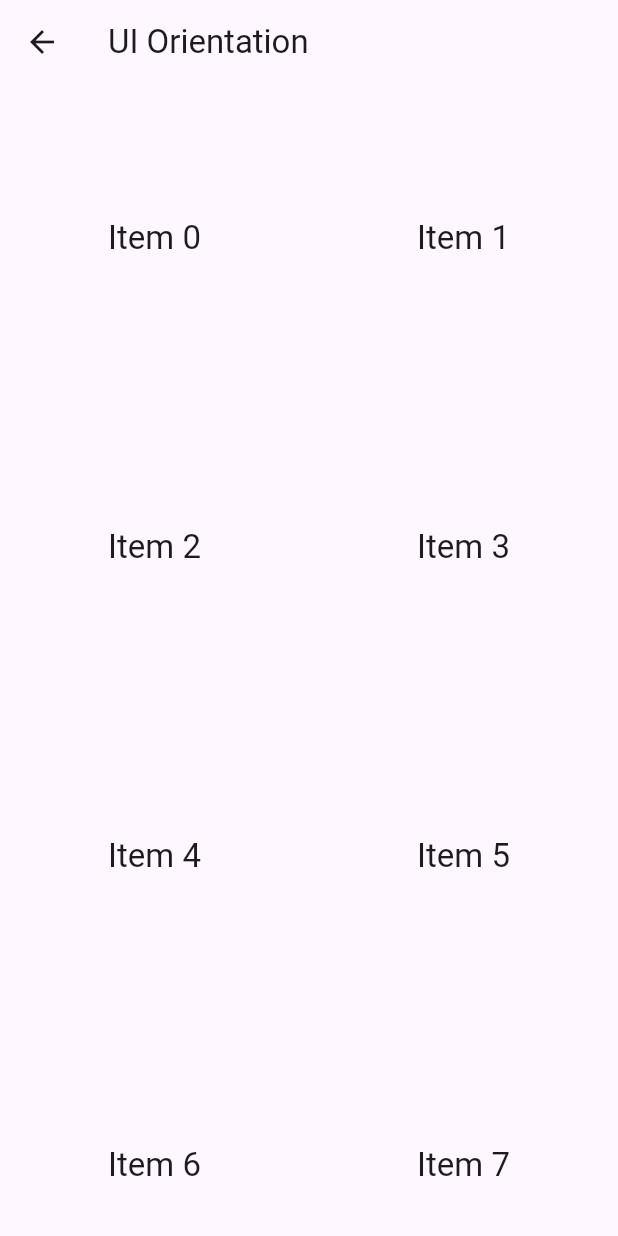
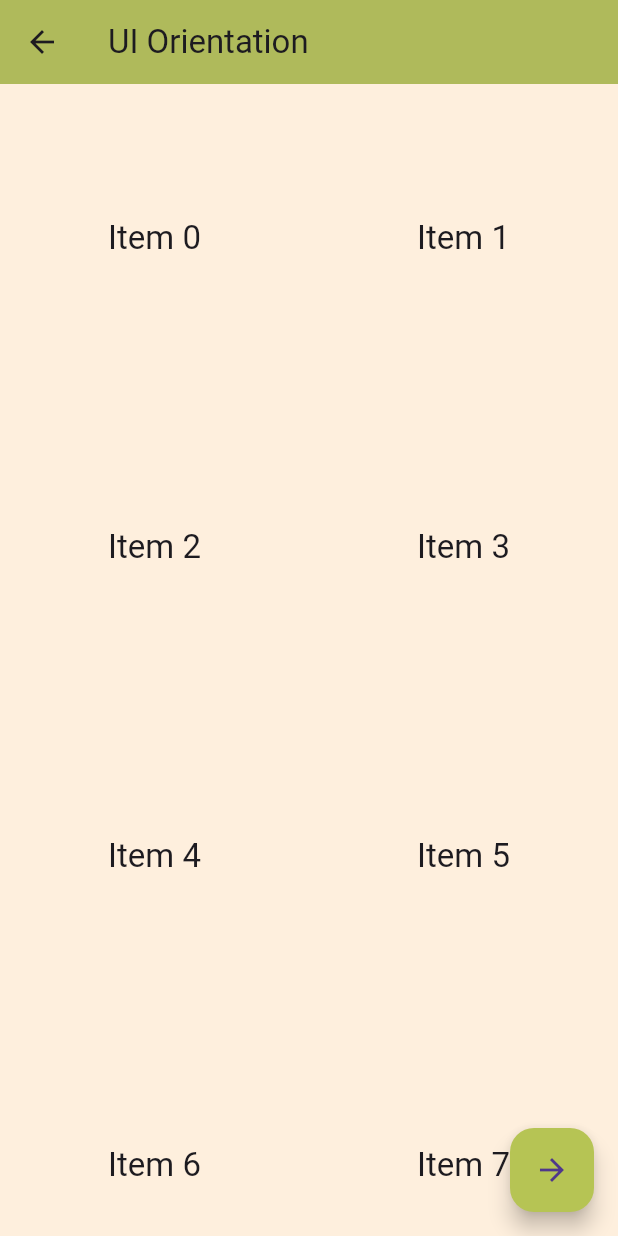
Before and after one commit to Wambaforestin/FlutterLearningJourney, a Flutter app: the UIOrientation screen opened directly, on a phone screen of 412 x 824 dp. Run offline on Flutter 3.47's test engine with Material 3 defaults, Android fonts, the light colour scheme and no system bars; our stand-ins replace flutter_easyloading, liquid_swipe, lottie, readmore; missing offline and left inert: flutter_signature_view, kf_drawer.

Commit message:
Finsih with design and annimations section

```diff
--- a/lib/design_and_animations/liquid_swipe.dart
+++ b/lib/design_and_animations/liquid_swipe.dart
@@ -3,7 +3,7 @@ import 'dart:math';
 import 'package:flutter/material.dart';
 import 'package:flutterlearningjourney/custom_widgets/colors.dart';
 import 'package:flutterlearningjourney/custom_widgets/main_appbar.dart';
-import 'package:flutterlearningjourney/home_app/home.dart';
+import 'package:flutterlearningjourney/design_and_animations/custom_font.dart';
 import 'package:liquid_swipe/liquid_swipe.dart';
 
 ///Example of App with LiquidSwipe by providing list of widgets
@@ -334,7 +334,7 @@ class _WithPages extends State<WithPages> {
           Navigator.push(
             context,
             MaterialPageRoute(
-              builder: (context) => const MyHome(),
+              builder: (context) => const CustomFonts(),
             ),
           );
         },
--- a/lib/design_and_animations/ui_orientation.dart
+++ b/lib/design_and_animations/ui_orientation.dart
@@ -3,6 +3,9 @@
 //- GridView Widget.
 
 import 'package:flutter/material.dart';
+import 'package:flutterlearningjourney/custom_widgets/colors.dart';
+import 'package:flutterlearningjourney/custom_widgets/main_appbar.dart';
+import 'package:flutterlearningjourney/home_app/home.dart';
 
 class UIOrientation extends StatelessWidget {
   const UIOrientation({super.key});
@@ -12,19 +15,36 @@ class UIOrientation extends StatelessWidget {
     return OrientationBuilder(
       builder: (context, orientation) {
         return Scaffold(
-          appBar: AppBar(
-            title: const Text('UI Orientation'),
+          backgroundColor: AppColors.appBackground,
+          appBar: const MainAppBar(
+            title: 'UI Orientation',
+            backgroundColor: AppColors.primaryColor,
           ),
           body: GridView.count(
             crossAxisCount: orientation == Orientation.portrait ? 2 : 3,
-            children: List.generate(100, (index) {
-              return Center(
-                child: Text(
-                  'Item $index',
-                  style: Theme.of(context).textTheme.titleLarge,
+            children: List.generate(
+              100,
+              (index) {
+                return Center(
+                  child: Text(
+                    'Item $index',
+                    style: Theme.of(context).textTheme.titleLarge,
+                  ),
+                );
+              },
+            ),
+          ),
+          floatingActionButton: FloatingActionButton(
+            onPressed: () {
+              Navigator.push(
+                context,
+                MaterialPageRoute(
+                  builder: (context) => const MyHome(),
                 ),
               );
-            }),
+            },
+            backgroundColor: AppColors.primaryColor,
+            child: const Icon(Icons.arrow_forward),
           ),
         );
       },
--- a/lib/home_app/home.dart
+++ b/lib/home_app/home.dart
@@ -46,7 +46,7 @@ class _HomeState extends State<Home> {
       "index": "3",
       "name": "Design and Animations",
       "image": "assets/images/flutter-banner.png",
-      "base": 5
+      "base": 7
     },
     {
       "index": "4",
```
Also changed, not shown: lib/design_and_animations/custom_font.dart (+25 -10 lines), lib/design_and_animations/themes.dart (+13 -10 lines).
